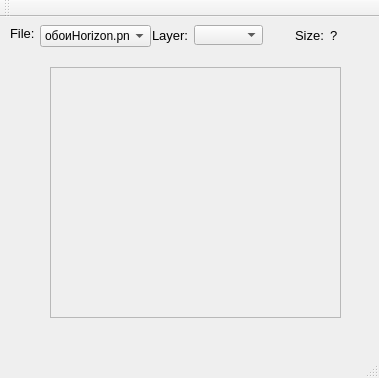
The window that ImagePyramid/imagepyramidui.ui (JuliaZamiatina/Image-pyramid) describes before a commit, drawn with Qt 5.
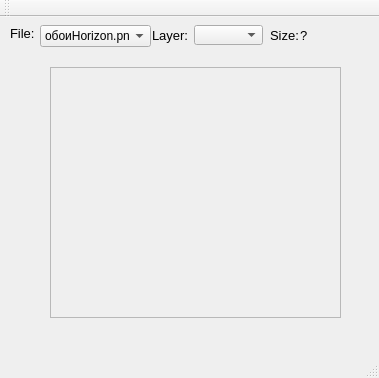
The same window after the commit.

What changed in the file:
```diff
--- a/ImagePyramid/imagepyramidui.ui
+++ b/ImagePyramid/imagepyramidui.ui
@@ -98,7 +98,7 @@
    <widget class="QLabel" name="label_3">
     <property name="geometry">
      <rect>
-      <x>295</x>
+      <x>270</x>
       <y>10</y>
       <width>29</width>
       <height>16</height>
@@ -116,9 +116,9 @@
    <widget class="QLabel" name="sizeLabel">
     <property name="geometry">
      <rect>
-      <x>330</x>
+      <x>300</x>
       <y>10</y>
-      <width>16</width>
+      <width>71</width>
       <height>16</height>
      </rect>
     </property>
```
